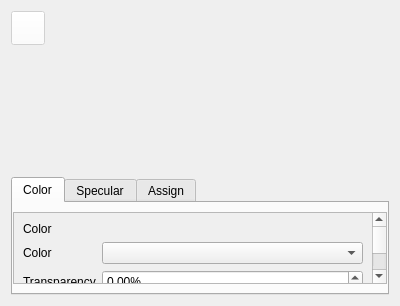
Before: the Qt Designer form QChromosome/materialattributes.ui in Michalaq/ChromosomeVisualizer, drawn with Qt 5.
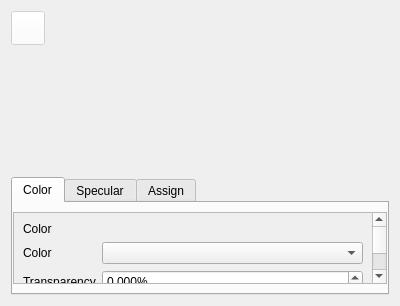
After: the same form once the commit is applied. Icons and pictures are not drawn. Custom widgets are drawn as their Qt base class.

Commit message: Saving all Material's internal data in .qcs file

```diff
--- a/QChromosome/materialattributes.ui
+++ b/QChromosome/materialattributes.ui
@@ -106,7 +106,7 @@
             <x>0</x>
             <y>0</y>
             <width>362</width>
-            <height>360</height>
+            <height>403</height>
            </rect>
           </property>
           <layout class="QVBoxLayout" name="verticalLayout">
@@ -162,6 +162,9 @@
                <property name="suffix">
                 <string>%</string>
                </property>
+               <property name="decimals">
+                <number>3</number>
+               </property>
                <property name="maximum">
                 <double>100.000000000000000</double>
                </property>
@@ -170,7 +173,40 @@
                </property>
               </widget>
              </item>
-             <item row="2" column="0">
+             <item row="0" column="1">
+              <widget class="Picker" name="widget"/>
+             </item>
+            </layout>
+           </item>
+           <item>
+            <spacer name="verticalSpacer">
+             <property name="orientation">
+              <enum>Qt::Vertical</enum>
+             </property>
+             <property name="sizeType">
+              <enum>QSizePolicy::Fixed</enum>
+             </property>
+             <property name="sizeHint" stdset="0">
+              <size>
+               <width>20</width>
+               <height>20</height>
+              </size>
+             </property>
+            </spacer>
+           </item>
+           <item>
+            <widget class="QLabel" name="label_2">
+             <property name="text">
+              <string>Finish</string>
+             </property>
+             <property name="class" stdset="0">
+              <string>section</string>
+             </property>
+            </widget>
+           </item>
+           <item>
+            <layout class="QFormLayout" name="formLayout_2">
+             <item row="0" column="0">
               <widget class="Label" name="label">
                <property name="text">
                 <string>Finish</string>
```
Left out of the diff: 271 changed lines with no effect on the pictures. The commit also changes 2 other files.
